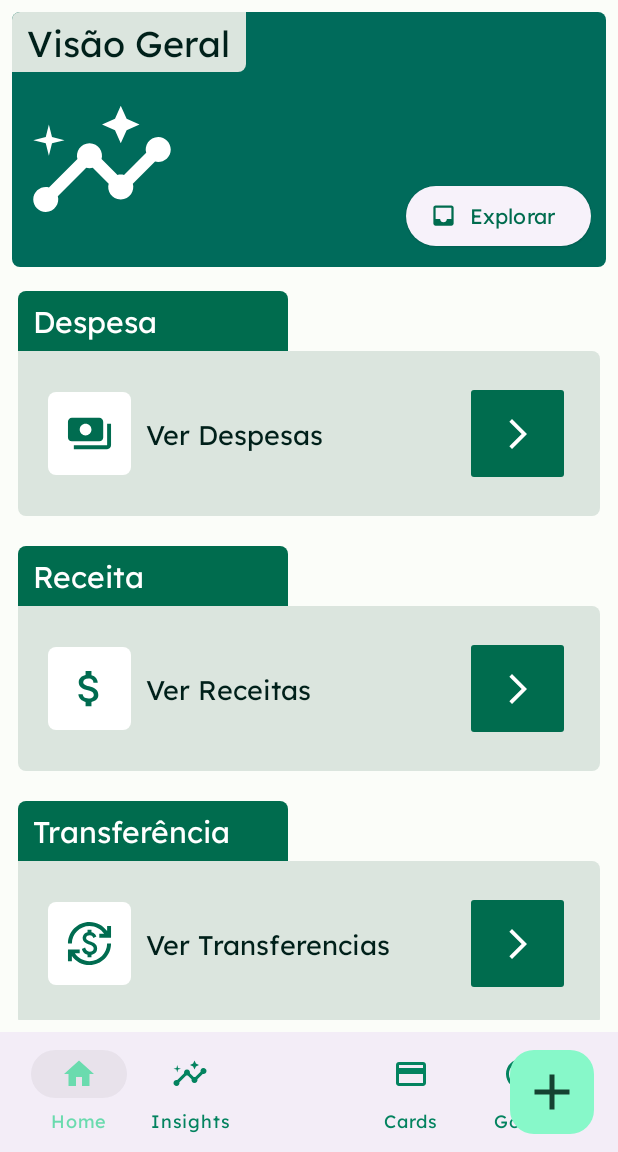
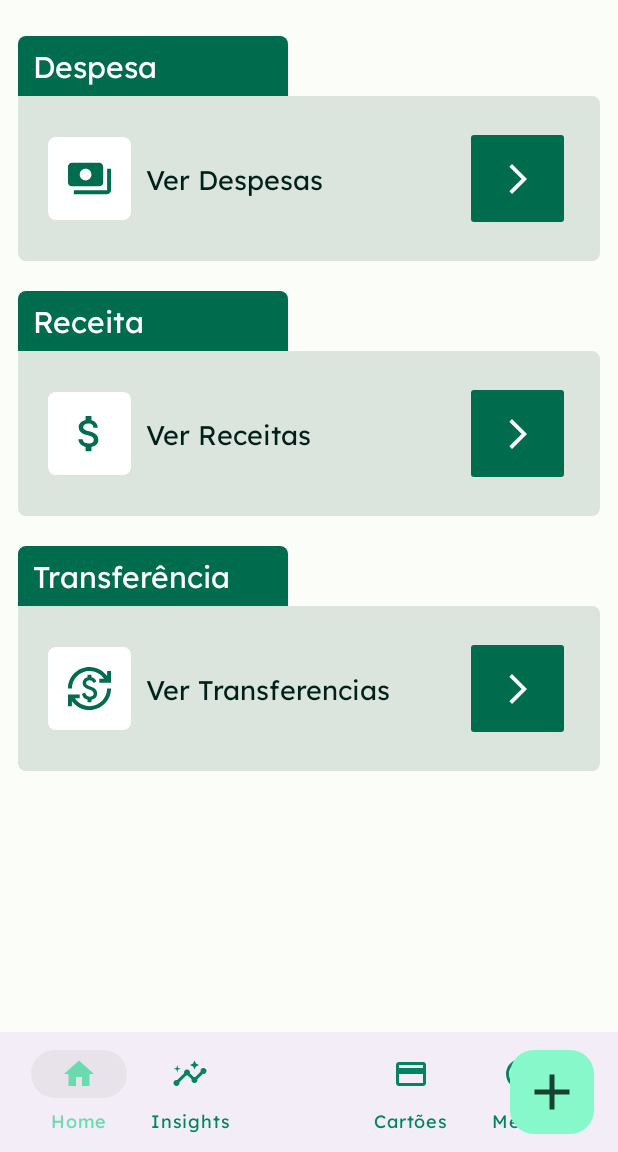
Before and after one commit to jotape-exe/vince, an Android app: the screen it shows after launch once a user with an empty profile is signed in (MainActivity), on a phone screen of 412 x 824 dp, the part 84-1236 px from its top. Run offline under Robolectric (Android 15) with nearby library versions, the phone set to English and light mode, and no system bars; our stand-ins replace Firebase (no records; nobody signed in at launch, a user with empty details on screens opened directly); Roboto replaces fonts that are not available here.

Commit message:
Mudanças

```diff
--- a/app/src/main/res/layout/fragment_home.xml
+++ b/app/src/main/res/layout/fragment_home.xml
@@ -8,62 +8,13 @@
     android:layout_margin="4dp"
     tools:context=".view.fragments.HomeFragment">
 
-    <androidx.constraintlayout.widget.ConstraintLayout
-        android:id="@+id/constraint_all"
-        android:layout_width="match_parent"
-        android:layout_height="wrap_content"
-        android:background="@drawable/radius_shape"
-        android:backgroundTint="?attr/colorTertiary"
-        android:paddingBottom="10dp"
-        android:paddingEnd="10dp"
-        app:layout_constraintEnd_toEndOf="parent"
-        app:layout_constraintStart_toStartOf="parent"
-        app:layout_constraintTop_toTopOf="parent">
-
-        <TextView
-            android:id="@+id/textView"
-            android:layout_width="wrap_content"
-            android:layout_height="wrap_content"
-            android:text="Visão Geral"
-            android:textSize="24sp"
-            android:paddingStart="10dp"
-            android:paddingEnd="10dp"
-            android:padding="4dp"
-            android:textColor="?attr/colorOnTertiaryContainer"
-            android:background="@drawable/goal_item_title_shape"
-            android:backgroundTint="?attr/colorSurfaceVariant"
-            app:layout_constraintStart_toStartOf="parent"
-            app:layout_constraintTop_toTopOf="parent" />
-
-        <ImageView
-            android:layout_width="100dp"
-            android:layout_height="100dp"
-            android:src="@drawable/ic_insights"
-            app:tint="?attr/colorOnPrimary"
-            app:layout_constraintBottom_toBottomOf="parent"
-            android:layout_margin="10dp"
-            app:layout_constraintStart_toStartOf="parent"
-            app:layout_constraintTop_toBottomOf="@+id/textView" />
-
-        <Button
-            android:id="@+id/button_more"
-            style="@style/Widget.Material3.Button.ElevatedButton.Icon"
-            android:layout_width="wrap_content"
-            android:layout_height="wrap_content"
-            android:text="Explorar"
-            app:icon="@drawable/ic_inbox"
-            app:layout_constraintBottom_toBottomOf="parent"
-            app:layout_constraintEnd_toEndOf="parent" />
-
-    </androidx.constraintlayout.widget.ConstraintLayout>
-
     <androidx.recyclerview.widget.RecyclerView
         android:id="@+id/recycler_home"
         android:layout_width="match_parent"
         android:layout_height="0dp"
         android:layout_marginBottom="80dp"
         app:layout_constraintBottom_toBottomOf="parent"
-        app:layout_constraintTop_toBottomOf="@id/constraint_all"
+        app:layout_constraintTop_toTopOf="parent"
         tools:listitem="@layout/home_list_item" />
 
 </androidx.constraintlayout.widget.ConstraintLayout>
--- a/app/src/main/res/menu/nav_menu.xml
+++ b/app/src/main/res/menu/nav_menu.xml
@@ -6,12 +6,11 @@
     tools:ShowIn="navigation_view">
 
     <group android:checkableBehavior="single">
-        <!--
-        Implementar configurações
+
         <item android:id="@+id/item_settings"
             android:title="@string/settings"
             android:icon="@drawable/ic_settings"/>
-        -->
+
         <item android:id="@+id/item_help"
             android:title="@string/help"
             android:icon="@drawable/ic_help"/>
--- a/app/src/main/res/values/strings.xml
+++ b/app/src/main/res/values/strings.xml
@@ -26,8 +26,8 @@
     <string name="loading">Carregando…</string>
     <string name="home">Home</string>
     <string name="insights">Insights</string>
-    <string name="cards">Cards</string>
-    <string name="goals">Goals</string>
+    <string name="cards">Cartões</string>
+    <string name="goals">Metas</string>
     <string name="settings">Configurações</string>
     <string name="help">Ajuda</string>
     <string name="info">Info</string>
```
Also changed, not shown: app/src/main/AndroidManifest.xml (+7 -5 lines), app/src/main/java/com/company/ourfinances/view/fragments/InsightsFragment.kt (+38 -18 lines), app/src/main/res/layout/fragment_insights.xml (+1 -16 lines).
